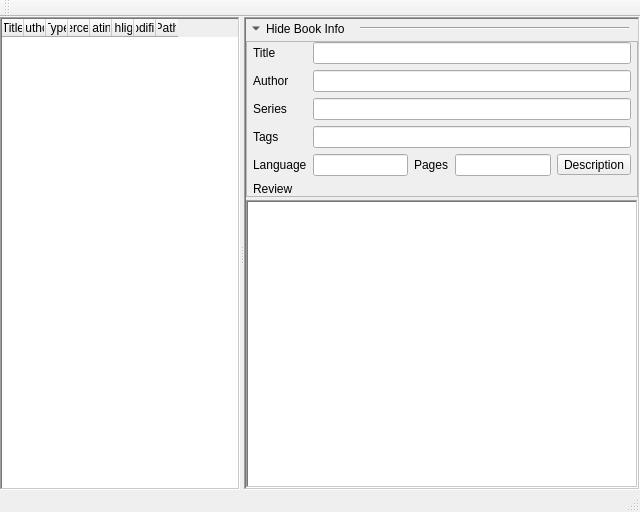
This is gui_main.ui in noembryo/KoHighlights as Qt 5 draws it before an edit. The edited form follows.
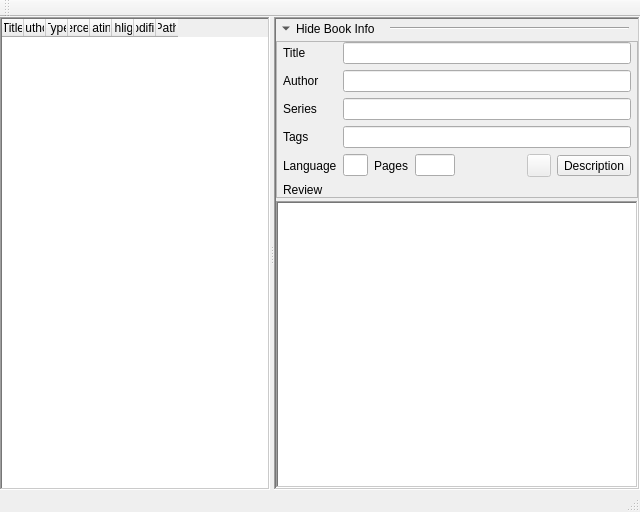
This is the edited form. Icons and pictures are not drawn. Custom widgets are drawn as their Qt base class.

The edit to the form file:
```diff
--- a/gui_main.ui
+++ b/gui_main.ui
@@ -224,6 +224,32 @@
                <property name="bottomMargin">
                 <number>0</number>
                </property>
+               <item row="4" column="3">
+                <widget class="QLineEdit" name="pages_txt">
+                 <property name="sizePolicy">
+                  <sizepolicy hsizetype="Preferred" vsizetype="Fixed">
+                   <horstretch>0</horstretch>
+                   <verstretch>0</verstretch>
+                  </sizepolicy>
+                 </property>
+                 <property name="maximumSize">
+                  <size>
+                   <width>40</width>
+                   <height>16777215</height>
+                  </size>
+                 </property>
+                 <property name="readOnly">
+                  <bool>true</bool>
+                 </property>
+                </widget>
+               </item>
+               <item row="4" column="0">
+                <widget class="QLabel" name="lang_lbl">
+                 <property name="text">
+                  <string>Language</string>
+                 </property>
+                </widget>
+               </item>
                <item row="0" column="0">
                 <widget class="QLabel" name="title_lbl">
                  <property name="text">
@@ -238,6 +264,13 @@
                  </property>
                 </widget>
                </item>
+               <item row="1" column="1" colspan="6">
+                <widget class="QLineEdit" name="author_txt">
+                 <property name="readOnly">
+                  <bool>true</bool>
+                 </property>
+                </widget>
+               </item>
                <item row="1" column="0">
                 <widget class="QLabel" name="author_lbl">
                  <property name="text">
@@ -245,10 +278,17 @@
                  </property>
                 </widget>
                </item>
-               <item row="4" column="0">
-                <widget class="QLabel" name="lang_lbl">
+               <item row="4" column="6">
+                <widget class="QToolButton" name="description_btn">
                  <property name="text">
-                  <string>Language</string>
+                  <string>Description</string>
+                 </property>
+                 <property name="icon">
+                  <iconset resource="images.qrc">
+                   <normaloff>:/stuff/description.png</normaloff>:/stuff/description.png</iconset>
+                 </property>
+                 <property name="toolButtonStyle">
+                  <enum>Qt::ToolButtonTextBesideIcon</enum>
                  </property>
                 </widget>
                </item>
@@ -261,13 +301,18 @@
                </item>
                <item row="4" column="1">
                 <widget class="QLineEdit" name="lang_txt">
-                 <property name="readOnly">
-                  <bool>true</bool>
+                 <property name="sizePolicy">
+                  <sizepolicy hsizetype="Preferred" vsizetype="Fixed">
+                   <horstretch>0</horstretch>
+                   <verstretch>0</verstretch>
+                  </sizepolicy>
                  </property>
-                </widget>
-               </item>
-               <item row="4" column="3">
-                <widget class="QLineEdit" name="pages_txt">
+                 <property name="maximumSize">
+                  <size>
+                   <width>25</width>
+                   <height>16777215</height>
+                  </size>
+                 </property>
                  <property name="readOnly">
                   <bool>true</bool>
                  </property>
@@ -280,42 +325,34 @@
                  </property>
                 </widget>
                </item>
-               <item row="4" column="4">
-                <widget class="QToolButton" name="description_btn">
-                 <property name="text">
-                  <string>Description</string>
-                 </property>
-                 <property name="icon">
-                  <iconset resource="images.qrc">
-                   <normaloff>:/stuff/description.png</normaloff>:/stuff/description.png</iconset>
-                 </property>
-                 <property name="toolButtonStyle">
-                  <enum>Qt::ToolButtonTextBesideIcon</enum>
-                 </property>
-                </widget>
-               </item>
-               <item row="3" column="1" colspan="4">
+               <item row="3" column="1" colspan="6">
                 <widget class="QLineEdit" name="tags_txt">
                  <property name="readOnly">
                   <bool>true</bool>
                  </property>
                 </widget>
                </item>
-               <item row="2" column="1" colspan="4">
+               <item row="2" column="1" colspan="6">
                 <widget class="QLineEdit" name="series_txt">
                  <property name="readOnly">
                   <bool>true</bool>
                  </property>
                 </widget>
                </item>
-               <item row="1" column="1" colspan="4">
-                <widget class="QLineEdit" name="author_txt">
-                 <property name="readOnly">
+               <item row="5" column="1" colspan="6">
+                <widget class="QLabel" name="review_txt">
+                 <property name="frameShape">
+                  <enum>QFrame::NoFrame</enum>
+                 </property>
+                 <property name="text">
+                  <string/>
+                 </property>
+                 <property name="wordWrap">
                   <bool>true</bool>
                  </property>
                 </widget>
                </item>
-               <item row="0" column="1" colspan="4">
+               <item row="0" column="1" colspan="6">
                 <widget class="QLineEdit" name="title_txt">
                  <property name="readOnly">
                   <bool>true</bool>
@@ -332,19 +369,42 @@
                  </property>
                 </widget>
                </item>
-               <item row="5" column="1" colspan="4">
-                <widget class="QLabel" name="review_txt">
-                 <property name="frameShape">
-                  <enum>QFrame::NoFrame</enum>
+               <item row="4" column="5">
+                <widget class="QToolButton" name="custom_btn">
+                 <property name="enabled">
+                  <bool>false</bool>
+                 </property>
+                 <property name="toolTip">
+                  <string>Show the custom properties of the book</string>
+                 </property>
+                 <property name="statusTip">
+                  <string>Show the custom properties of the book</string>
                  </property>
                  <property name="text">
                   <string/>
                  </property>
-                 <property name="wordWrap">
+                 <property name="icon">
+                  <iconset resource="images.qrc">
+                   <normaloff>:/stuff/file_edit.png</normaloff>:/stuff/file_edit.png</iconset>
+                 </property>
+                 <property name="checkable">
                   <bool>true</bool>
                  </property>
                 </widget>
                </item>
+               <item row="4" column="4">
+                <spacer name="horizontalSpacer">
+                 <property name="orientation">
+                  <enum>Qt::Horizontal</enum>
+                 </property>
+                 <property name="sizeHint" stdset="0">
+                  <size>
+                   <width>40</width>
+                   <height>20</height>
+                  </size>
+                 </property>
+                </spacer>
+               </item>
               </layout>
              </widget>
             </item>
```
